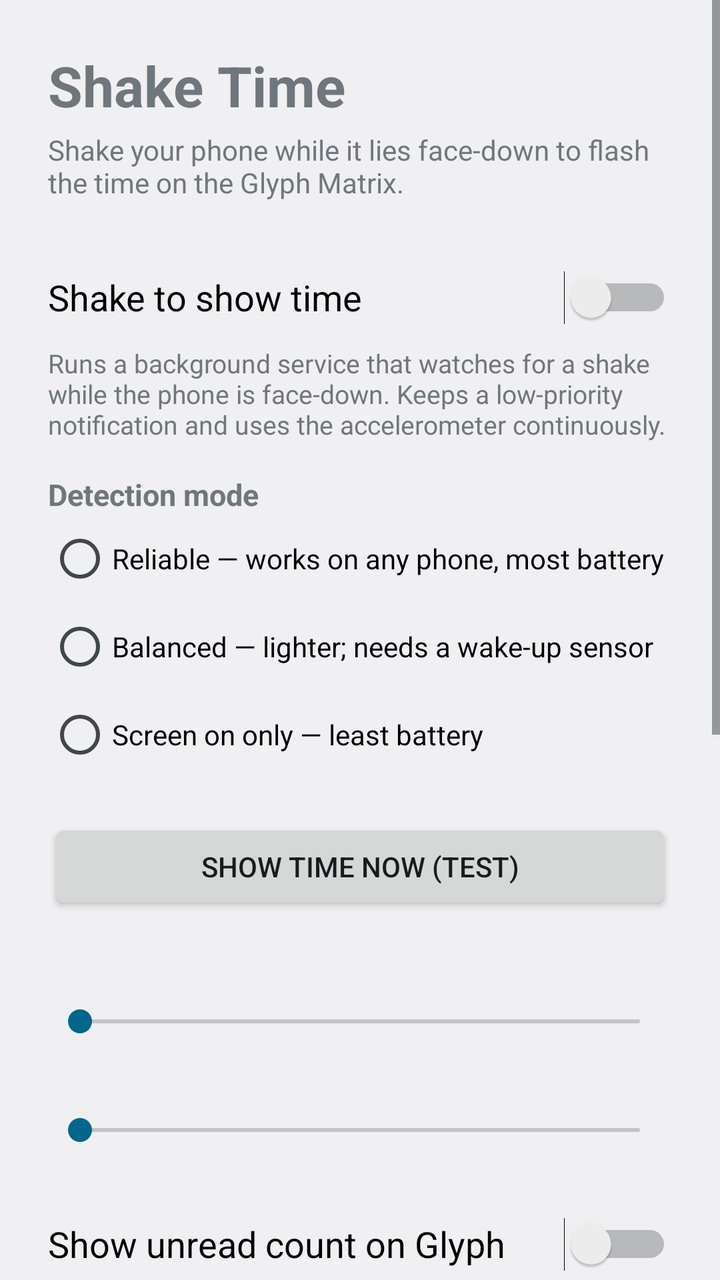
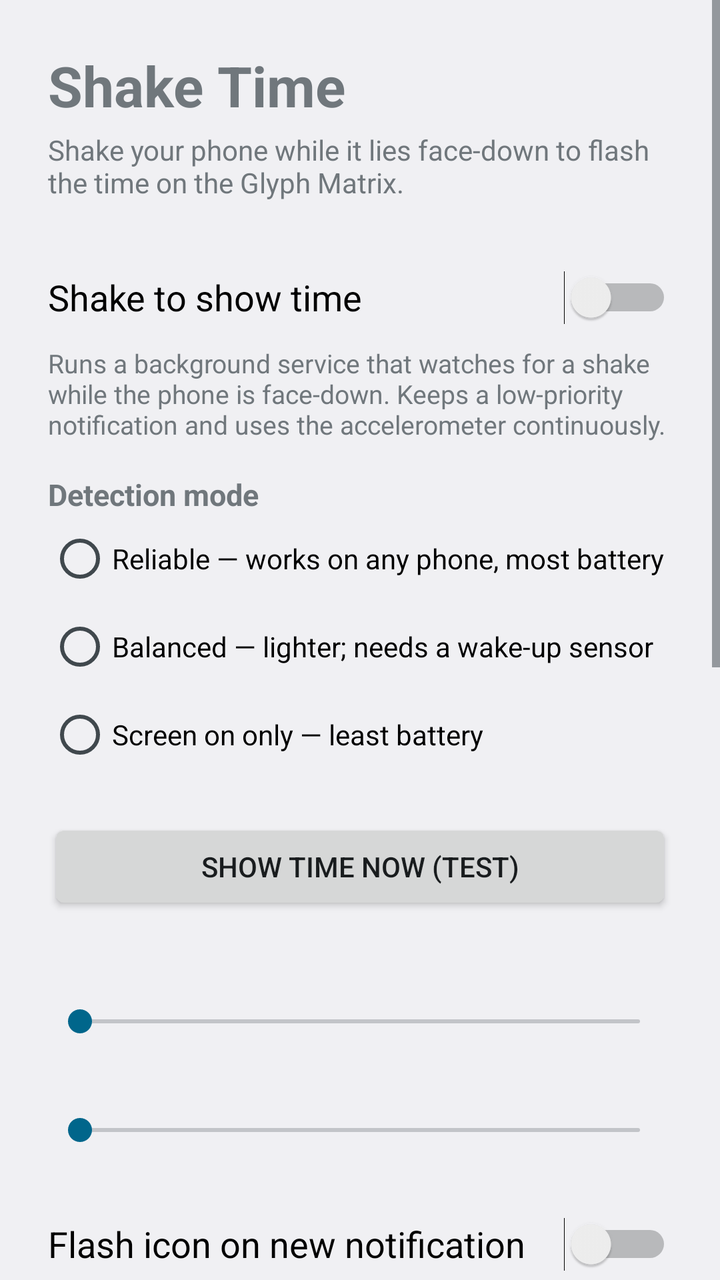

Before-and-after screenshots of an Android layout around one commit, followed by the original layout XML and the change that was made.
<!-- AndroidManifest.xml: application theme Theme.ShakeTime -->
<!-- res/layout/activity_main.xml -->
<?xml version="1.0" encoding="utf-8"?>
<ScrollView xmlns:android="http://schemas.android.com/apk/res/android"
    android:layout_width="match_parent"
    android:layout_height="match_parent"
    android:fillViewport="true">

    <LinearLayout
        android:layout_width="match_parent"
        android:layout_height="wrap_content"
        android:orientation="vertical"
        android:padding="24dp">

        <TextView
            android:layout_width="wrap_content"
            android:layout_height="wrap_content"
            android:text="@string/app_name"
            android:textSize="28sp"
            android:textStyle="bold" />

        <TextView
            android:layout_width="match_parent"
            android:layout_height="wrap_content"
            android:layout_marginTop="4dp"
            android:text="@string/tagline"
            android:textSize="14sp" />

        <Switch
            android:id="@+id/switch_monitor"
            android:layout_width="match_parent"
            android:layout_height="wrap_content"
            android:layout_marginTop="24dp"
            android:minHeight="48dp"
            android:text="@string/monitor_label"
            android:textSize="18sp" />

        <TextView
            android:layout_width="match_parent"
            android:layout_height="wrap_content"
            android:text="@string/monitor_hint"
            android:textSize="13sp" />

        <TextView
            android:layout_width="match_parent"
            android:layout_height="wrap_content"
            android:layout_marginTop="16dp"
            android:text="@string/mode_title"
            android:textSize="15sp"
            android:textStyle="bold" />

        <RadioGroup
            android:id="@+id/rg_mode"
            android:layout_width="match_parent"
            android:layout_height="wrap_content"
            android:orientation="vertical">

            <RadioButton
                android:id="@+id/rb_reliable"
                android:layout_width="match_parent"
                android:layout_height="wrap_content"
                android:minHeight="44dp"
                android:text="@string/mode_reliable" />

            <RadioButton
                android:id="@+id/rb_balanced"
                android:layout_width="match_parent"
                android:layout_height="wrap_content"
                android:minHeight="44dp"
                android:text="@string/mode_balanced" />

            <RadioButton
                android:id="@+id/rb_screen_on"
                android:layout_width="match_parent"
                android:layout_height="wrap_content"
                android:minHeight="44dp"
                android:text="@string/mode_screen_on" />
        </RadioGroup>

        <Button
            android:id="@+id/btn_show_now"
            android:layout_width="match_parent"
            android:layout_height="wrap_content"
            android:layout_marginTop="20dp"
            android:text="@string/show_now" />

        <TextView
            android:id="@+id/label_duration"
            android:layout_width="match_parent"
            android:layout_height="wrap_content"
            android:layout_marginTop="24dp"
            android:textSize="15sp" />

        <SeekBar
            android:id="@+id/seek_duration"
            android:layout_width="match_parent"
            android:layout_height="wrap_content"
            android:max="100" />

        <TextView
            android:id="@+id/label_sensitivity"
            android:layout_width="match_parent"
            android:layout_height="wrap_content"
            android:layout_marginTop="16dp"
            android:textSize="15sp" />

        <SeekBar
            android:id="@+id/seek_sensitivity"
            android:layout_width="match_parent"
            android:layout_height="wrap_content"
            android:max="100" />

        <Switch
            android:id="@+id/switch_notif"
            android:layout_width="match_parent"
            android:layout_height="wrap_content"
            android:layout_marginTop="24dp"
            android:minHeight="48dp"
            android:text="@string/notif_count_label"
            android:textSize="18sp" />

        <TextView
            android:layout_width="match_parent"
            android:layout_height="wrap_content"
            android:text="@string/notif_count_hint"
            android:textSize="13sp" />

        <Button
            android:id="@+id/btn_notif_access"
            android:layout_width="match_parent"
            android:layout_height="wrap_content"
            android:layout_marginTop="8dp"
            android:text="@string/notif_access" />

        <Button
            android:id="@+id/btn_pin_shortcut"
            android:layout_width="match_parent"
            android:layout_height="wrap_content"
            android:layout_marginTop="24dp"
            android:text="@string/add_shortcut" />

        <TextView
            android:layout_width="match_parent"
            android:layout_height="wrap_content"
            android:layout_marginTop="24dp"
            android:text="@string/automation_title"
            android:textSize="16sp"
            android:textStyle="bold" />

        <TextView
            android:layout_width="match_parent"
            android:layout_height="wrap_content"
            android:layout_marginTop="4dp"
            android:fontFamily="monospace"
            android:text="@string/automation_body"
            android:textIsSelectable="true"
            android:textSize="13sp" />

    </LinearLayout>
</ScrollView>
<!-- resources referenced by this layout -->
<resources>
  <string name="add_shortcut">Add home-screen shortcut</string>
  <string name="app_name">Shake Time</string>
  <string name="automation_body">Trigger a reveal from any automation app.\n\nBroadcast (Tasker → Send Intent):\n  Action: dev.orsetto.shaketime.action.SHOW_TIME\n  Target: Broadcast Receiver\n\nOr launch the activity:\n  am start -n dev.orsetto.shaketime/.ShowTimeActivity\n\nOptional long extra \"duration_ms\" overrides the duration.</string>
  <string name="automation_title">Automation (Tasker, etc.)</string>
  <string name="mode_balanced">Balanced — lighter; needs a wake-up sensor</string>
  <string name="mode_reliable">Reliable — works on any phone, most battery</string>
  <string name="mode_screen_on">Screen on only — least battery</string>
  <string name="mode_title">Detection mode</string>
  <string name="monitor_hint">Runs a background service that watches for a shake while the phone is face-down. Keeps a low-priority notification and uses the accelerometer continuously.</string>
  <string name="monitor_label">Shake to show time</string>
  <string name="notif_access">Grant notification access</string>
  <string name="notif_count_hint">Lights the four right-hand pixels as a binary counter (top = 8 … bottom = 1, capped at 15). Requires notification access.</string>
  <string name="notif_count_label">Show unread count on Glyph</string>
  <string name="show_now">Show time now (test)</string>
  <string name="tagline">Shake your phone while it lies face-down to flash the time on the Glyph Matrix.</string>
  <style name="Theme.ShakeTime" parent="@android:style/Theme.DeviceDefault.DayNight" />
</resources>

<!-- the commit's change to res/layout/activity_main.xml (unified diff, before → after) -->
@@ -109,10 +109,25 @@
             android:max="100" />
 
         <Switch
+            android:id="@+id/switch_notif_reveal"
+            android:layout_width="match_parent"
+            android:layout_height="wrap_content"
+            android:layout_marginTop="24dp"
+            android:minHeight="48dp"
+            android:text="@string/notif_reveal_label"
+            android:textSize="18sp" />
+
+        <TextView
+            android:layout_width="match_parent"
+            android:layout_height="wrap_content"
+            android:text="@string/notif_reveal_hint"
+            android:textSize="13sp" />
+
+        <Switch
             android:id="@+id/switch_notif"
             android:layout_width="match_parent"
             android:layout_height="wrap_content"
-            android:layout_marginTop="24dp"
+            android:layout_marginTop="16dp"
             android:minHeight="48dp"
             android:text="@string/notif_count_label"
             android:textSize="18sp" />
<!-- resource entries referenced after the edit -->
@@ -13,6 +13,8 @@
   <string name="notif_access">Grant notification access</string>
   <string name="notif_count_hint">Lights the four right-hand pixels as a binary counter (top = 8 … bottom = 1, capped at 15). Requires notification access.</string>
   <string name="notif_count_label">Show unread count on Glyph</string>
+  <string name="notif_reveal_hint">When a notification arrives while the phone is face-down, briefly shows the app\'s icon on the Glyph Matrix. Silent and ongoing notifications are ignored.</string>
+  <string name="notif_reveal_label">Flash icon on new notification</string>
   <string name="show_now">Show time now (test)</string>
   <string name="tagline">Shake your phone while it lies face-down to flash the time on the Glyph Matrix.</string>
   <style name="Theme.ShakeTime" parent="@android:style/Theme.DeviceDefault.DayNight" />
